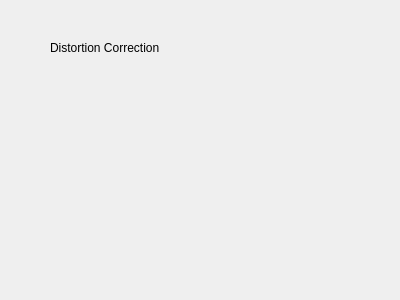
Above: source/qxrddistortioncorrectiondialog.ui from guyjennings/qxrd before the change. Below: the same form after it.
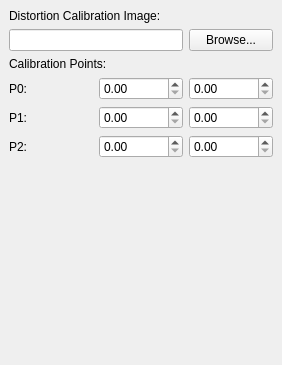
That is the form after the change.

Commit message: Added some parameters to distortion correction and its dialog

The edit to the form file:
```diff
--- a/source/qxrddistortioncorrectiondialog.ui
+++ b/source/qxrddistortioncorrectiondialog.ui
@@ -6,27 +6,92 @@
    <rect>
     <x>0</x>
     <y>0</y>
-    <width>400</width>
-    <height>300</height>
+    <width>282</width>
+    <height>365</height>
    </rect>
   </property>
   <property name="windowTitle">
    <string>Distortion</string>
   </property>
   <widget class="QWidget" name="dockWidgetContents">
-   <widget class="QLabel" name="label">
-    <property name="geometry">
-     <rect>
-      <x>50</x>
-      <y>40</y>
-      <width>134</width>
-      <height>16</height>
-     </rect>
-    </property>
-    <property name="text">
-     <string>Distortion Correction</string>
-    </property>
-   </widget>
+   <layout class="QGridLayout" name="gridLayout">
+    <item row="0" column="0" colspan="3">
+     <widget class="QLabel" name="label">
+      <property name="text">
+       <string>Distortion Calibration Image:</string>
+      </property>
+     </widget>
+    </item>
+    <item row="1" column="0" colspan="2">
+     <widget class="QLineEdit" name="m_DistortionCalibrationPath"/>
+    </item>
+    <item row="1" column="2">
+     <widget class="QPushButton" name="pushButton">
+      <property name="text">
+       <string>Browse...</string>
+      </property>
+     </widget>
+    </item>
+    <item row="2" column="0" colspan="2">
+     <widget class="QLabel" name="label_2">
+      <property name="text">
+       <string>Calibration Points:</string>
+      </property>
+     </widget>
+    </item>
+    <item row="3" column="0">
+     <widget class="QLabel" name="label_3">
+      <property name="text">
+       <string>P0:</string>
+      </property>
+     </widget>
+    </item>
+    <item row="3" column="1">
+     <widget class="QDoubleSpinBox" name="m_DistortionP0X"/>
+    </item>
+    <item row="3" column="2">
+     <widget class="QDoubleSpinBox" name="m_DistortionP0Y"/>
+    </item>
+    <item row="4" column="0">
+     <widget class="QLabel" name="label_4">
+      <property name="text">
+       <string>P1:</string>
+      </property>
+     </widget>
+    </item>
+    <item row="4" column="1">
+     <widget class="QDoubleSpinBox" name="m_DistortionP1X"/>
+    </item>
+    <item row="4" column="2">
+     <widget class="QDoubleSpinBox" name="m_DistortionP1Y"/>
+    </item>
+    <item row="5" column="0">
+     <widget class="QLabel" name="label_5">
+      <property name="text">
+       <string>P2:</string>
+      </property>
+     </widget>
+    </item>
+    <item row="5" column="1">
+     <widget class="QDoubleSpinBox" name="m_DistortionP2X"/>
+    </item>
+    <item row="5" column="2">
+     <widget class="QDoubleSpinBox" name="m_DistortionP2Y"/>
+    </item>
+    <item row="6" column="2">
+     <spacer name="verticalSpacer">
+      <property name="orientation">
+       <enum>Qt::Vertical</enum>
+      </property>
+      <property name="sizeHint" stdset="0">
+       <size>
+        <width>20</width>
+        <height>123</height>
+       </size>
+      </property>
+     </spacer>
+    </item>
+   </layout>
   </widget>
  </widget>
  <resources/>
```
The commit also changes 3 other files.
